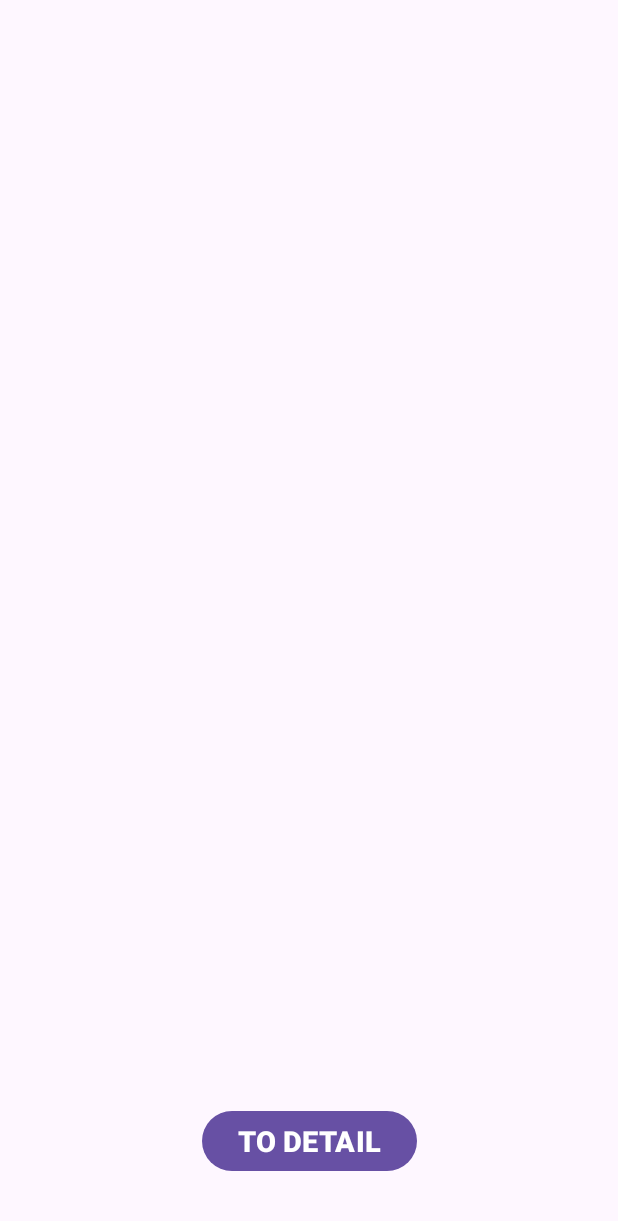
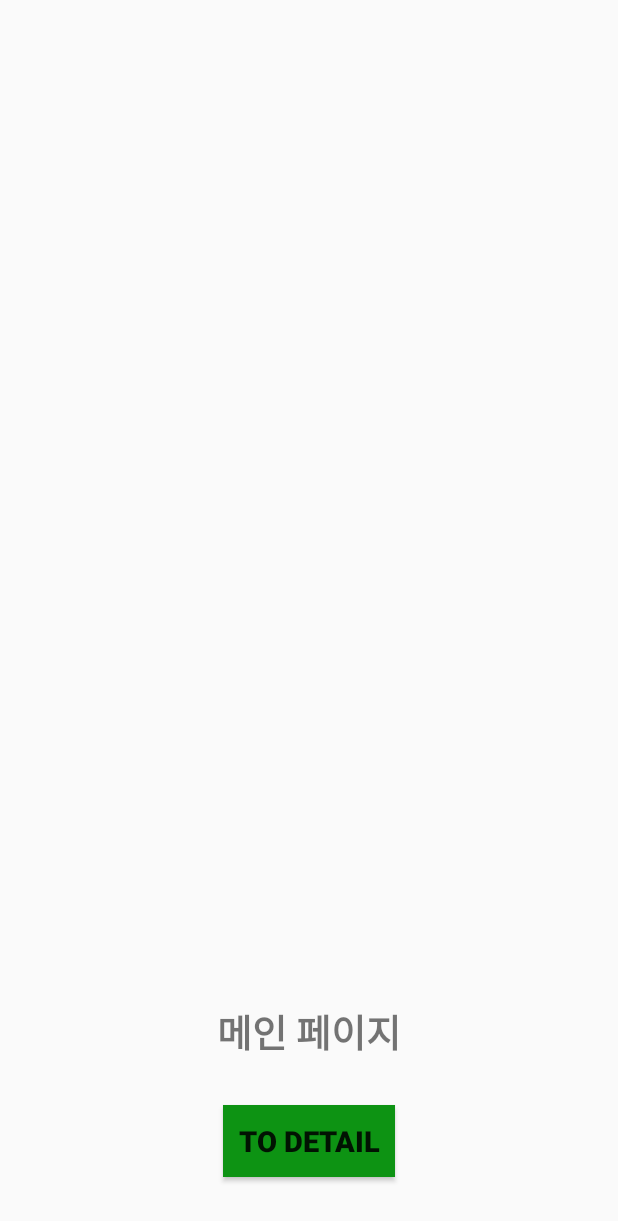
Before and after one commit to sooj36/lifecycle_Log, an Android app: the screen it shows after launch (MainActivity), on a phone screen of 412 x 824 dp. Shown: the top 1221 px of the screen. Run offline under Robolectric (Android 15) with nearby library versions, the phone set to English and light mode, and no system bars.

Commit message:
MainActivity.kt, DetailActivity.kt LOG.d

```diff
--- a/app/src/main/AndroidManifest.xml
+++ b/app/src/main/AndroidManifest.xml
@@ -21,6 +21,12 @@
                 <category android:name="android.intent.category.LAUNCHER" />
             </intent-filter>
         </activity>
+
+        <activity
+            android:name=".DetailActivity"
+            android:exported="true">
+
+        </activity>
     </application>
 
 </manifest>
--- a/app/src/main/java/com/example/lifecycle/MainActivity.kt
+++ b/app/src/main/java/com/example/lifecycle/MainActivity.kt
@@ -1,16 +1,26 @@
 package com.example.lifecycle
 
+import android.content.Intent
 import androidx.appcompat.app.AppCompatActivity
 import android.os.Bundle
 import android.util.Log
+import android.widget.Button
 
 class MainActivity : AppCompatActivity() {
     override fun onCreate(savedInstanceState: Bundle?) {
         super.onCreate(savedInstanceState)
         setContentView(R.layout.activity_main)
+
+        val toDetail = findViewById<Button>(R.id.to_detail)
+        toDetail.setOnClickListener {
+            val intent = Intent(this, DetailActivity::class.java)
+            startActivity(intent)
+            finish()
+            Log.d("sooj", "to_detail_btn")
+        }
     }
 
-    //////
+
     override fun onStart() {
         Log.d("sooj", "onStart()")
         super.onStart()
--- a/app/src/main/res/layout/activity_main.xml
+++ b/app/src/main/res/layout/activity_main.xml
@@ -10,13 +10,25 @@
         android:layout_width="match_parent"
         android:layout_height="wrap_content"
         app:layout_constraintStart_toStartOf="parent"
-        app:layout_constraintBottom_toTopOf="@id/detail">
+        app:layout_constraintBottom_toTopOf="@id/tx_main">
 
 
     </FrameLayout>
 
+    <TextView
+        android:id="@+id/tx_main"
+        android:layout_width="wrap_content"
+        android:layout_height="wrap_content"
+        android:text="메인 페이지"
+        android:layout_marginBottom="30dp"
+        android:textSize="25sp"
+        android:textStyle="bold"
+        app:layout_constraintStart_toStartOf="parent"
+        app:layout_constraintEnd_toEndOf="parent"
+        app:layout_constraintBottom_toTopOf="@id/to_detail"/>
+
     <Button
-        android:id="@+id/detail"
+        android:id="@+id/to_detail"
         android:layout_width="wrap_content"
         android:layout_height="wrap_content"
         android:text="TO DETAIL"
@@ -24,8 +36,11 @@
         app:layout_constraintEnd_toEndOf="parent"
         app:layout_constraintStart_toStartOf="parent"
         android:layout_marginBottom="39dp"
+        android:paddingStart="10dp"
+        android:paddingEnd="10dp"
         android:textStyle="bold"
-        android:textSize="19sp"/>
+        android:textSize="19sp"
+        android:background="#0D9313"/>
 
 
 </androidx.constraintlayout.widget.ConstraintLayout>
--- a/app/src/main/res/values/themes.xml
+++ b/app/src/main/res/values/themes.xml
@@ -1,6 +1,6 @@
 <resources xmlns:tools="http://schemas.android.com/tools">
     <!-- Base application theme. -->
-    <style name="Base.Theme.Lifecycle" parent="Theme.Material3.DayNight.NoActionBar">
+    <style name="Base.Theme.Lifecycle" parent="Theme.AppCompat.DayNight.NoActionBar">
         <!-- Customize your light theme here. -->
         <!-- <item name="colorPrimary">@color/my_light_primary</item> -->
     </style>
```
Also changed, not shown: app/src/main/java/com/example/lifecycle/DetailActivity.kt (+47 -1 lines), app/src/main/res/layout/activity_detail.xml (+28 -0 lines).
